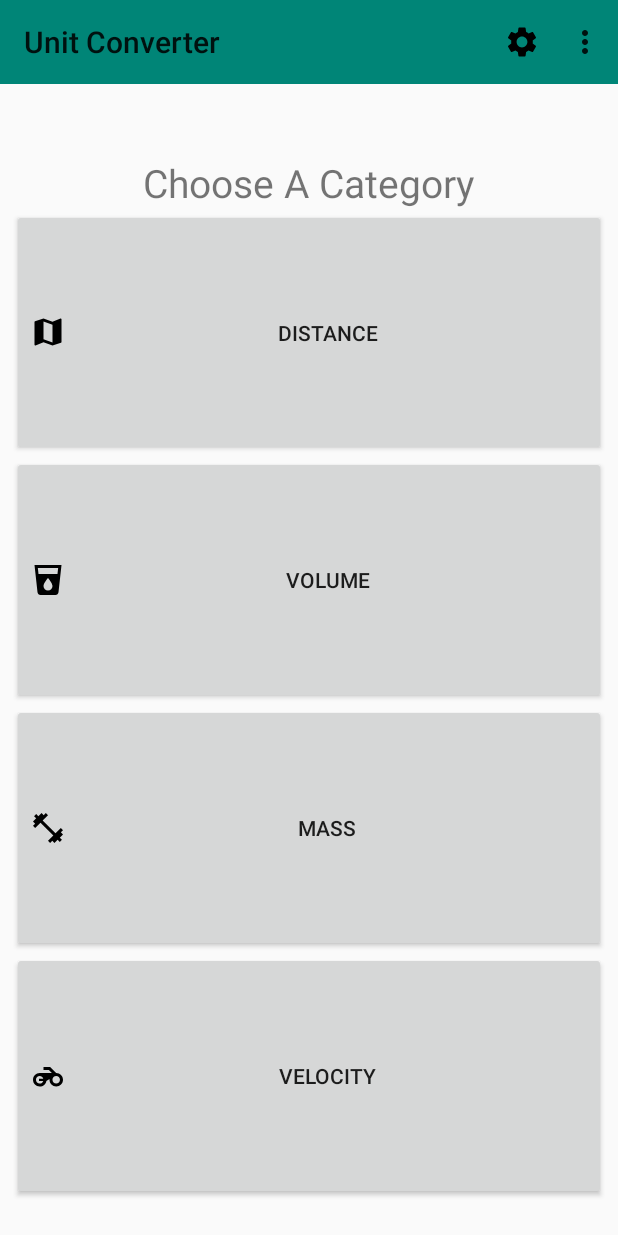
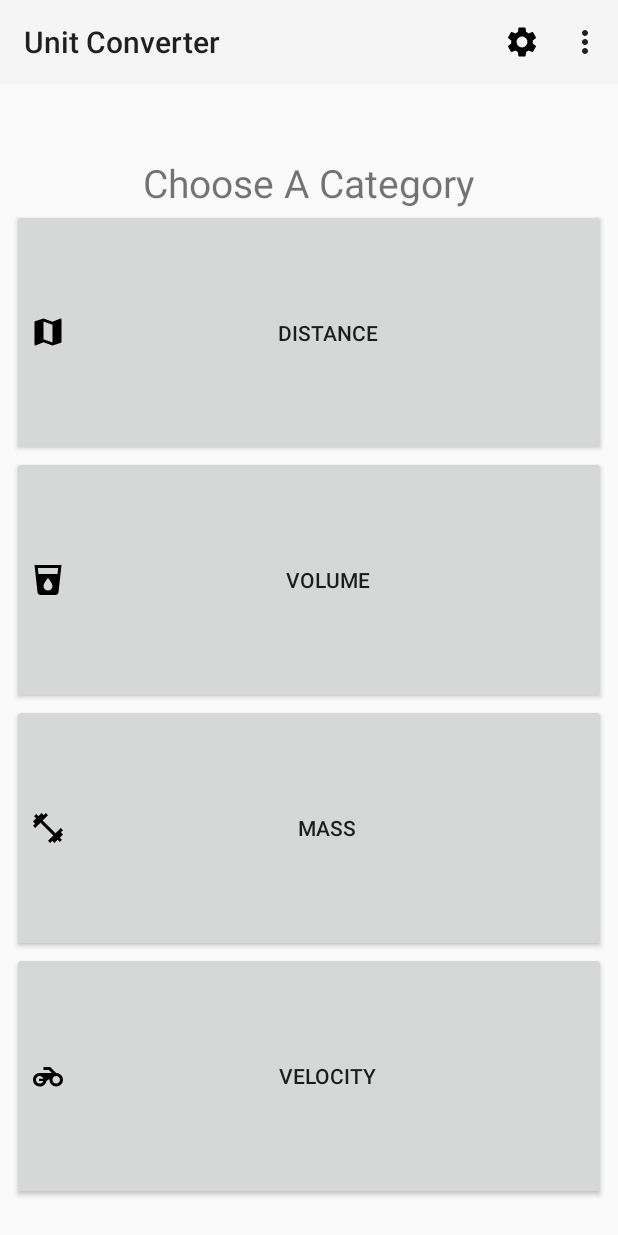
Before and after one commit to adelkesc/UnitConversionApp, an Android app: the screen it shows after launch (MainActivity), on a phone screen of 412 x 824 dp. Run offline under Robolectric (Android 15) with nearby library versions, the phone set to English and light mode, and no system bars.

```diff
--- a/app/src/main/AndroidManifest.xml
+++ b/app/src/main/AndroidManifest.xml
@@ -8,8 +8,9 @@
         android:label="@string/app_name"
         android:roundIcon="@mipmap/ic_launcher_round"
         android:supportsRtl="true"
-        android:theme="@style/AppTheme">
-        <activity android:name=".ConversionRetrieval"></activity>
+        android:theme="@style/AppThemeLight">
+        <activity android:name=".Settings"></activity>
+        <activity android:name=".ConversionRetrieval" />
         <activity android:name=".Volume" />
         <activity android:name=".Distance" />
         <activity android:name=".Mass" />
--- a/app/src/main/java/com/example/courseproject/MainActivity.java
+++ b/app/src/main/java/com/example/courseproject/MainActivity.java
@@ -11,13 +11,16 @@ import android.view.Menu;
 import android.view.MenuItem;
 import android.view.View;
 import android.widget.Button;
+import android.widget.Toast;
 
 public class MainActivity extends AppCompatActivity {
 
     @Override
     protected void onCreate(Bundle savedInstanceState) {
+        setTheme();
         super.onCreate(savedInstanceState);
         setContentView(R.layout.activity_main);
+        PreferenceManager.setDefaultValues(this, R.xml.preferences, false);
 
         Toolbar toolbar = (Toolbar) findViewById(R.id.appToolbar);
         setSupportActionBar(toolbar);
@@ -68,19 +71,33 @@ public class MainActivity extends AppCompatActivity {
     public boolean onOptionsItemSelected(MenuItem item){
         switch (item.getItemId()){
             case R.id.settingsButton:
-                getSupportFragmentManager()
-                        .beginTransaction()
-                        .replace(R.id.linearLayout, new SettingsPreferences())
-                        .commit();
+                Intent intent = new Intent(MainActivity.this, Settings.class);
+                startActivity(intent);
                 return true;
 
             case R.id.retrieveData:
-                Intent intent = new Intent(MainActivity.this, ConversionRetrieval.class);
-                startActivity(intent);
+                Intent intent2 = new Intent(MainActivity.this, ConversionRetrieval.class);
+                startActivity(intent2);
                 return true;
 
                 default:
                     return super.onOptionsItemSelected(item);
         }
     }
+
+    private void setTheme() {
+        SharedPreferences shared = PreferenceManager.getDefaultSharedPreferences(this);
+        boolean appDark = shared.getBoolean("color_choice_dark", false);
+        if(appDark)
+        {
+            setTheme(R.style.AppTheme);
+            Toast.makeText(this, "Dark mode", Toast.LENGTH_SHORT).show();
+        }
+        else {
+            setTheme(R.style.AppThemeLight);
+            Toast.makeText(this, "Light mode", Toast.LENGTH_SHORT).show();
+        }
+    }
+
+
 }
--- a/app/src/main/res/layout/activity_conversion_retrieval.xml
+++ b/app/src/main/res/layout/activity_conversion_retrieval.xml
@@ -38,7 +38,6 @@
         android:layout_marginTop="72dp"
         android:layout_marginEnd="99dp"
         android:ems="10"
-        android:inputType="textPersonName"
         app:layout_constraintEnd_toEndOf="parent"
         app:layout_constraintHorizontal_bias="0.4"
         app:layout_constraintStart_toStartOf="parent"
--- a/app/src/main/res/layout/activity_main.xml
+++ b/app/src/main/res/layout/activity_main.xml
@@ -4,7 +4,8 @@
     xmlns:tools="http://schemas.android.com/tools"
     android:layout_width="match_parent"
     android:layout_height="match_parent"
-    tools:context=".MainActivity">
+    tools:context=".MainActivity"
+    android:id="@+id/container">
 
     <android.support.v7.widget.Toolbar
         android:id="@+id/appToolbar"
--- a/app/src/main/res/values/styles.xml
+++ b/app/src/main/res/values/styles.xml
@@ -1,11 +1,22 @@
 <resources>
 
     <!-- Base application theme. -->
-    <style name="AppTheme" parent="Theme.AppCompat.Light.NoActionBar">
+    <style name="AppTheme" parent="Theme.AppCompat.NoActionBar">
         <!-- Customize your theme here. -->
-        <item name="colorPrimary">@color/colorPrimary</item>
-        <item name="colorPrimaryDark">@color/colorPrimaryDark</item>
-        <item name="colorAccent">@color/colorAccent</item>
+        <!--<item name="colorPrimary">@color/colorPrimary</item>-->
+        <!--<item name="colorPrimaryDark">@color/colorPrimaryDark</item>-->
+        <!--<item name="colorAccent">@color/colorAccent</item>-->
+
+
+        <item name="preferenceTheme">@style/PreferenceThemeOverlay.v14.Material</item>
+    </style>
+
+    <style name="AppThemeLight" parent="Theme.AppCompat.Light.NoActionBar">
+        <!-- Customize your theme here. -->
+        <!--<item name="colorPrimary">@color/colorPrimary</item>-->
+        <!--<item name="colorPrimaryDark">@color/colorPrimaryDark</item>-->
+        <!--<item name="colorAccent">@color/colorAccent</item>-->
+
 
         <item name="preferenceTheme">@style/PreferenceThemeOverlay.v14.Material</item>
     </style>
--- a/app/src/main/res/xml/preferences.xml
+++ b/app/src/main/res/xml/preferences.xml
@@ -1,11 +1,11 @@
 <?xml version="1.0" encoding="utf-8"?>
-<PreferenceScreen xmlns:android="http://schemas.android.com/apk/res/android">
-    <PreferenceCategory
-        android:title="Color Preference">
+<PreferenceScreen xmlns:android="http://schemas.android.com/apk/res/android"
+    android:background="#FFFFFF">
+    <PreferenceCategory android:title="Color Preference">
         <CheckBoxPreference
+            android:defaultValue="false"
             android:key="color_choice_dark"
-            android:title="Enable Dark Background"
-            android:defaultValue="false"/>
+            android:title="Enable Dark Background" />
     </PreferenceCategory>
     <!--colors xml, android:colors... -->
 </PreferenceScreen>
```
Also changed, not shown: app/src/main/java/com/example/courseproject/ConversionRetrieval.java (+22 -13 lines), app/src/main/java/com/example/courseproject/Settings.java (added, +16 -0 lines), app/src/main/java/com/example/courseproject/SettingsPreferences.java (+3 -5 lines), app/src/main/java/com/example/courseproject/Velocity.java (+7 -19 lines).
